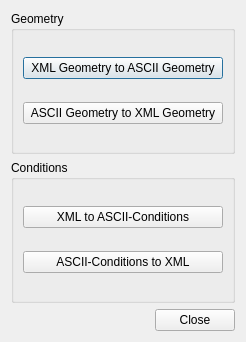
kosakowski/OGS5GEMDEV, file sources/UTL/FileConverter/OGSFileConverter/OGSFileConverter.ui: the form before one commit.
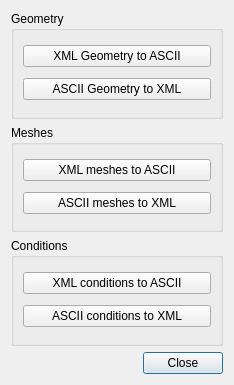
The form after the commit.

```diff
--- a/sources/UTL/FileConverter/OGSFileConverter/OGSFileConverter.ui
+++ b/sources/UTL/FileConverter/OGSFileConverter/OGSFileConverter.ui
@@ -6,45 +6,22 @@
    <rect>
     <x>0</x>
     <y>0</y>
-    <width>246</width>
-    <height>342</height>
+    <width>234</width>
+    <height>385</height>
    </rect>
   </property>
   <property name="windowTitle">
    <string>OGS File Converter</string>
   </property>
   <layout class="QGridLayout" name="gridLayout">
-   <item row="0" column="0" colspan="2">
-    <widget class="QGroupBox" name="geometryBox">
-     <property name="title">
-      <string>Geometry</string>
-     </property>
-     <layout class="QVBoxLayout" name="verticalLayout">
-      <item>
-       <widget class="QPushButton" name="gml2gliButton">
-        <property name="text">
-         <string>XML Geometry to ASCII Geometry</string>
-        </property>
-       </widget>
-      </item>
-      <item>
-       <widget class="QPushButton" name="gli2gmlButton">
-        <property name="text">
-         <string>ASCII Geometry to XML Geometry</string>
-        </property>
-       </widget>
-      </item>
-     </layout>
-    </widget>
-   </item>
-   <item row="2" column="1">
+   <item row="3" column="1">
     <widget class="QPushButton" name="closeDialogButton">
      <property name="text">
       <string>Close</string>
      </property>
     </widget>
    </item>
-   <item row="2" column="0">
+   <item row="3" column="0">
     <spacer name="horizontalSpacer">
      <property name="orientation">
       <enum>Qt::Horizontal</enum>
@@ -57,7 +34,30 @@
      </property>
     </spacer>
    </item>
-   <item row="1" column="0" colspan="2">
+   <item row="0" column="0" colspan="2">
+    <widget class="QGroupBox" name="geometryBox">
+     <property name="title">
+      <string>Geometry</string>
+     </property>
+     <layout class="QVBoxLayout" name="verticalLayout">
+      <item>
+       <widget class="QPushButton" name="gml2gliButton">
+        <property name="text">
+         <string>XML Geometry to ASCII</string>
+        </property>
+       </widget>
+      </item>
+      <item>
+       <widget class="QPushButton" name="gli2gmlButton">
+        <property name="text">
+         <string>ASCII Geometry to XML</string>
+        </property>
+       </widget>
+      </item>
+     </layout>
+    </widget>
+   </item>
+   <item row="2" column="0" colspan="2">
     <widget class="QGroupBox" name="conditionBox">
      <property name="title">
       <string>Conditions</string>
@@ -66,14 +66,37 @@
       <item>
        <widget class="QPushButton" name="cnd2bcButton">
         <property name="text">
-         <string>XML to ASCII-Conditions</string>
+         <string>XML conditions to ASCII</string>
         </property>
        </widget>
       </item>
       <item>
        <widget class="QPushButton" name="bc2cndButton">
         <property name="text">
-         <string>ASCII-Conditions to XML</string>
+         <string>ASCII conditions to XML</string>
+        </property>
+       </widget>
+      </item>
+     </layout>
+    </widget>
+   </item>
+   <item row="1" column="0" colspan="2">
+    <widget class="QGroupBox" name="groupBox">
+     <property name="title">
+      <string>Meshes</string>
+     </property>
+     <layout class="QVBoxLayout" name="verticalLayout_3">
+      <item>
+       <widget class="QPushButton" name="vtu2mshButton">
+        <property name="text">
+         <string>XML meshes to ASCII</string>
+        </property>
+       </widget>
+      </item>
+      <item>
+       <widget class="QPushButton" name="msh2vtuButton">
+        <property name="text">
+         <string>ASCII meshes to XML</string>
         </property>
        </widget>
       </item>
```
